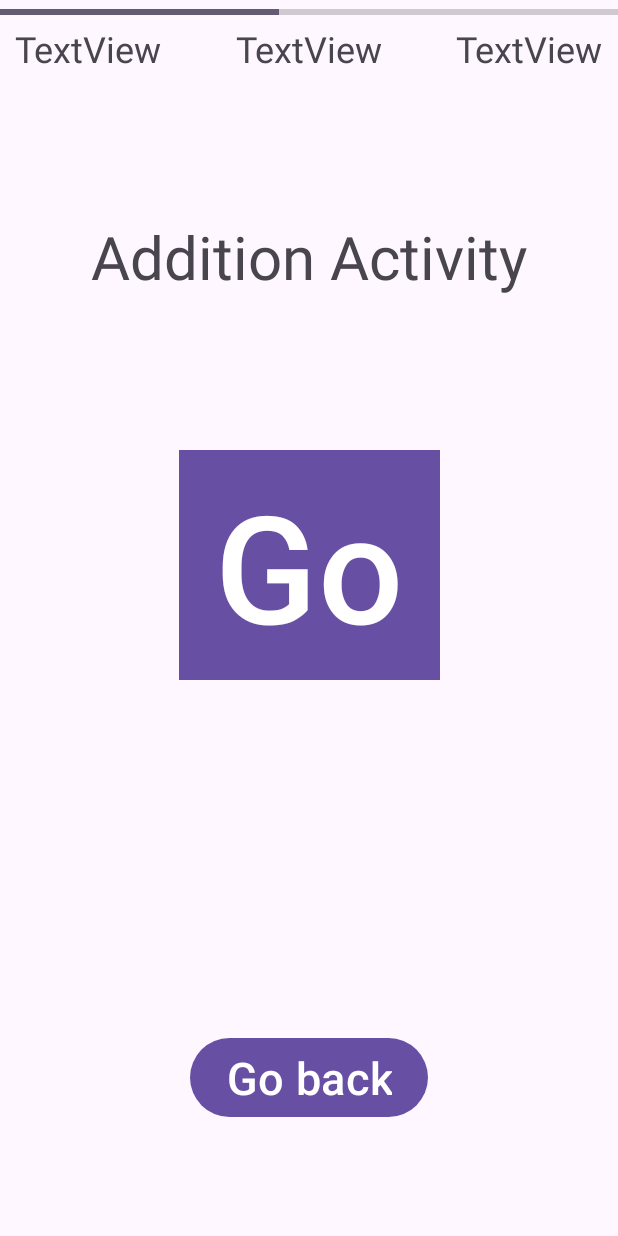
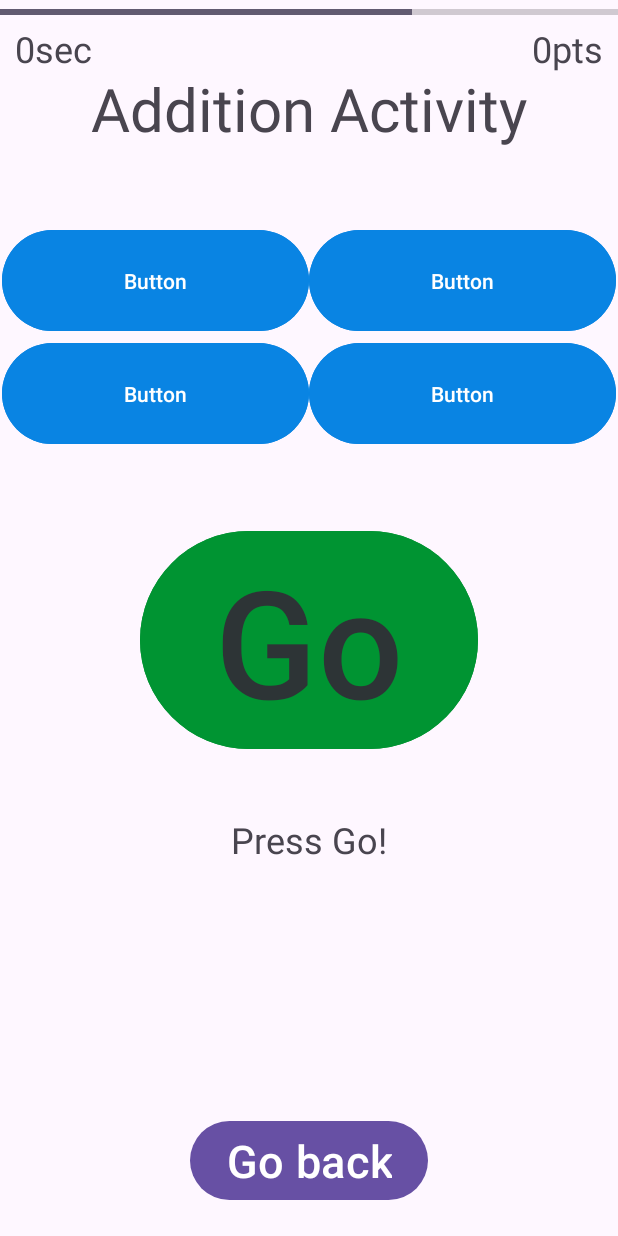
Before and after one commit to Marcelo916/ArithmeticForKids, an Android app: the Addition screen opened directly, with no data from a screen before it, on a phone screen of 412 x 824 dp. Run offline under Robolectric (Android 15) with nearby library versions, the light colour scheme and no system bars.

Commit message:
The addition class is working now.

```diff
--- a/app/src/main/java/com/example/arithmeticforkids/Addition.java
+++ b/app/src/main/java/com/example/arithmeticforkids/Addition.java
@@ -1,9 +1,16 @@
 package com.example.arithmeticforkids;
 
+import android.annotation.SuppressLint;
 import android.content.Context;
 import android.content.Intent;
 import android.os.Bundle;
+import android.os.CountDownTimer;
+import android.os.Handler;
 import android.view.View;
+import android.widget.Button;
+import android.widget.ProgressBar;
+import android.widget.TextView;
+import android.widget.Toast;
 
 import androidx.appcompat.app.AppCompatActivity;
 
@@ -12,13 +19,94 @@ import com.example.arithmeticforkids.databinding.ActivityAdditionBinding;
 
 
 public class Addition extends AppCompatActivity {
+    ActivityAdditionBinding binding;
 
-    ActivityAdditionBinding binding;
+    Button goButton, answerA, answerB, answerC, answerD;
+    TextView left, right, middle, bottom;
+    ProgressBar timer;
+
+    Game game = new Game();
+    int secondsRemaining = 30;
+
+    CountDownTimer clock = new CountDownTimer(30000, 1000) {
+        @Override
+        public void onTick(long millisUntilFinished) {
+            secondsRemaining--;
+            left.setText(Integer.toString(secondsRemaining) + "sec");
+            timer.setProgress(30 - secondsRemaining);
+
+        }
+
+        @Override
+        public void onFinish() {
+            answerA.setEnabled(false);
+            answerB.setEnabled(false);
+            answerC.setEnabled(false);
+            answerD.setEnabled(false);
+            bottom.setText("Time is up!" + game.getCorrect() + "/" + (game.getTotalQuestions() - 1));
+
+        }
+    };
+
+
     @Override
     protected void onCreate(Bundle savedInstanceState) {
         super.onCreate(savedInstanceState);
         binding = ActivityAdditionBinding.inflate(getLayoutInflater());
         setContentView(binding.getRoot());
+
+        goButton = findViewById(R.id.startAction);
+        answerA = findViewById(R.id.answerA);
+        answerB = findViewById(R.id.answerB);
+        answerC = findViewById(R.id.answerC);
+        answerD = findViewById(R.id.answerD);
+
+        timer = findViewById(R.id.progressBarAddition);
+
+        left = findViewById(R.id.textViewLeft);
+        right = findViewById(R.id.textViewRight);
+        middle = findViewById(R.id.textViewMiddle);
+        bottom = findViewById(R.id.notificationDisplay);
+
+        left.setText("0sec");
+        middle.setText("");
+        right.setText("0pts");
+        bottom.setText("Press Go!");
+
+
+        View.OnClickListener startButtonClickLister = new View.OnClickListener() {
+            @Override
+            public void onClick(View v) {
+                Button start_button = (Button) v;
+
+                secondsRemaining = 30;
+                game = new Game();
+                nextTurn();
+                clock.start();
+
+            }
+        };
+
+        View.OnClickListener answerClickListener = new View.OnClickListener() {
+            @Override
+            public void onClick(View v) {
+                Button buttonClicked = (Button) v;
+
+                int answerSelected = Integer.parseInt(buttonClicked.getText().toString());
+
+                game.checkAnswer(answerSelected);
+                right.setText(Integer.toString(game.getScore()) + "pts");
+                nextTurn();
+
+            }
+        };
+
+        goButton.setOnClickListener(startButtonClickLister);
+
+        answerA.setOnClickListener(answerClickListener);
+        answerB.setOnClickListener(answerClickListener);
+        answerC.setOnClickListener(answerClickListener);
+        answerD.setOnClickListener(answerClickListener);
 
         binding.goBackButton.setOnClickListener(new View.OnClickListener() {
             @Override
@@ -32,10 +120,27 @@ public class Addition extends AppCompatActivity {
 
     }
 
+    public void nextTurn() {
+        game.newQuestion();
+        int [] answer = game.getCurrentQuestion().getStoredNumbers();
+
+        answerA.setText(Integer.toString(answer[0]));
+        answerB.setText(Integer.toString(answer[1]));
+        answerC.setText(Integer.toString(answer[2]));
+        answerD.setText(Integer.toString(answer[3]));
+
+        answerA.setEnabled(true);
+        answerB.setEnabled(true);
+        answerC.setEnabled(true);
+        answerD.setEnabled(true);
+
+        middle.setText(game.getCurrentQuestion().getUserPrompt());
+        bottom.setText(game.getCorrect() + "/" + (game.getTotalQuestions() - 1));
+    }
+
     public static Intent additionFactory(Context context) {
         Intent intent = new Intent(context, Addition.class);
         return intent;
     }
 
-
 }
--- /dev/null
+++ b/app/src/main/java/com/example/arithmeticforkids/Game.java
@@ -0,0 +1,92 @@
+package com.example.arithmeticforkids;
+
+import java.util.ArrayList;
+import java.util.List;
+
+public class Game {
+    private List<Question> questions;
+    private int correct;
+    private int incorrect;
+    private int totalQuestions;
+    private int score;
+    private Question currentQuestion;
+
+    public Game() {
+        correct = 0;
+        incorrect = 0;
+        totalQuestions = 0;
+        score = 0;
+        currentQuestion = new Question(10);
+        questions = new ArrayList<Question>();
+
+    }
+
+    public void newQuestion() {
+        currentQuestion = new Question(totalQuestions * 2 + 5);
+        totalQuestions++;
+        questions.add(currentQuestion);
+
+    }
+
+    public boolean checkAnswer(int submittedAnswer) {
+        boolean isCorrect;
+        if(currentQuestion.getSum() == submittedAnswer) {
+            correct++;
+            isCorrect = true;
+        } else {
+            incorrect++;
+            isCorrect = false;
+        }
+        score = correct * 10 - incorrect * 10;
+        return isCorrect;
+    }
+
+
+    public List<Question> getQuestions() {
+        return questions;
+    }
+
+    public void setQuestions(List<Question> questions) {
+        this.questions = questions;
+    }
+
+    public int getCorrect() {
+        return correct;
+    }
+
+    public void setCorrect(int correct) {
+        this.correct = correct;
+    }
+
+    public int getIncorrect() {
+        return incorrect;
+    }
+
+    public void setIncorrect(int incorrect) {
+        this.incorrect = incorrect;
+    }
+
+    public int getTotalQuestions() {
+        return totalQuestions;
+    }
+
+    public void setTotalQuestions(int totalQuestions) {
+        this.totalQuestions = totalQuestions;
+    }
+
+    public int getScore() {
+        return score;
+    }
+
+    public void setScore(int score) {
+        this.score = score;
+    }
+
+    public Question getCurrentQuestion() {
+        return currentQuestion;
+    }
+
+    public void setCurrentQuestion(Question currentQuestion) {
+        this.currentQuestion = currentQuestion;
+    }
+}
--- /dev/null
+++ b/app/src/main/java/com/example/arithmeticforkids/Question.java
@@ -0,0 +1,106 @@
+package com.example.arithmeticforkids;
+
+import java.util.Random;
+
+public class Question {
+
+    private int firstNumber;
+    private int secondNumber;
+    private int sum;
+    private int[] storedNumbers;
+    private int answerIndex;
+    private int maxLimit;
+    private String userPrompt;
+
+    public Question(int maxLimit) {
+        this.maxLimit = maxLimit;
+        Random randomNumber = new Random();
+
+        this.firstNumber = randomNumber.nextInt(maxLimit);
+        this.secondNumber = randomNumber.nextInt(maxLimit);
+        this.sum = this.firstNumber + this.secondNumber;
+        this.userPrompt = firstNumber + " + " + secondNumber + " = ";
+
+        this.answerIndex = randomNumber.nextInt(4);
+
+        this.storedNumbers = new int[]{0, 1, 2, 3};
+
+        this.storedNumbers[0] = sum + 1;
+        this.storedNumbers[1] = sum + 7;
+        this.storedNumbers[2] = sum - 2;
+        this.storedNumbers[3] = sum - 5;
+
+        this.storedNumbers = restoredNumbers(this.storedNumbers);
+
+        storedNumbers[answerIndex] = sum;
+    }
+
+    private int[] restoredNumbers(int[] array) {
+        int index, temp;
+        Random numberGenerator = new Random();
+
+        for (int i = array.length - 1; i > 0; i--) {
+            index = numberGenerator.nextInt(i + 1);
+            temp = array[index];
+            array[index] = array[i];
+            array[i] = temp;
+        }
+        return array;
+    }
+
+    public int getFirstNumber() {
+        return firstNumber;
+    }
+
+    public void setFirstNumber(int firstNumber) {
+        this.firstNumber = firstNumber;
+    }
+
+    public int getSecondNumber() {
+        return secondNumber;
+    }
+
+    public void setSecondNumber(int secondNumber) {
+        this.secondNumber = secondNumber;
+    }
+
+    public int getSum() {
+        return sum;
+    }
+
+    public void setSum(int sum) {
+        this.sum = sum;
+    }
+
+    public int[] getStoredNumbers() {
+        return storedNumbers;
+    }
+
+    public void setStoredNumbers(int[] storedNumbers) {
+        this.storedNumbers = storedNumbers;
+    }
+
+    public int getAnswerIndex() {
+        return answerIndex;
+    }
+
+    public void setAnswerIndex(int answerIndex) {
+        this.answerIndex = answerIndex;
+    }
+
+    public int getMaxLimit() {
+        return maxLimit;
+    }
+
+    public void setMaxLimit(int maxLimit) {
+        this.maxLimit = maxLimit;
+    }
+
+    public String getUserPrompt() {
+        return userPrompt;
+    }
+
+    public void setUserPrompt(String userPrompt) {
+        this.userPrompt = userPrompt;
+    }
+}
--- a/app/src/main/res/layout/activity_addition.xml
+++ b/app/src/main/res/layout/activity_addition.xml
@@ -11,7 +11,7 @@
         android:id="@+id/additionActivity"
         android:layout_width="wrap_content"
         android:layout_height="wrap_content"
-        android:layout_marginTop="144dp"
+        android:layout_marginTop="45dp"
         android:gravity="center"
         android:text="Addition Activity"
         android:textSize="40sp"
@@ -22,9 +22,10 @@
 
     <Button
         android:id="@+id/startAction"
-        android:layout_width="wrap_content"
+        android:layout_width="225dp"
         android:layout_height="wrap_content"
-        android:layout_marginTop="300dp"
+        android:layout_marginTop="350dp"
+        android:textColor="@color/gray"
         android:gravity="center"
         android:text="@string/go"
         android:textSize="100sp"
@@ -32,13 +33,13 @@
         app:layout_constraintHorizontal_bias="0.5"
         app:layout_constraintStart_toStartOf="parent"
         app:layout_constraintTop_toTopOf="parent"
-        android:background="@color/goButton"/>
+        android:backgroundTint="@color/goButton"/>
 
     <Button
         android:id="@+id/goBackButton"
         android:layout_width="wrap_content"
         android:layout_height="wrap_content"
-        android:layout_marginBottom="75dp"
+        android:layout_marginBottom="20dp"
         android:text="@string/go_back"
         android:textSize="30sp"
         app:layout_constraintBottom_toBottomOf="parent"
@@ -51,7 +52,8 @@
         style="?android:attr/progressBarStyleHorizontal"
         android:layout_width="0dp"
         android:layout_height="wrap_content"
-        android:progress="45"
+        android:max="30"
+        android:progress="20"
         app:layout_constraintEnd_toEndOf="parent"
         app:layout_constraintStart_toStartOf="parent"
         app:layout_constraintTop_toTopOf="parent" />
@@ -85,4 +87,77 @@
         app:layout_constraintEnd_toStartOf="@+id/textViewRight"
         app:layout_constraintStart_toEndOf="@+id/textViewLeft"
         app:layout_constraintTop_toBottomOf="@+id/progressBarAddition" />
+
+    <TableLayout
+        android:layout_width="409dp"
+        android:layout_height="175dp"
+        android:layout_marginStart="1dp"
+        android:layout_marginTop="100dp"
+        android:layout_marginEnd="1dp"
+        android:layout_marginBottom="75dp"
+        app:layout_constraintBottom_toTopOf="@+id/startAction"
+        app:layout_constraintEnd_toEndOf="parent"
+        app:layout_constraintStart_toStartOf="parent"
+        app:layout_constraintTop_toBottomOf="@+id/additionActivity">
+
+        <TableRow
+            android:layout_width="match_parent"
+            android:layout_height="match_parent" >
+
+            <Button
+                android:id="@+id/answerA"
+                android:layout_width="wrap_content"
+                android:layout_height="wrap_content"
+                android:backgroundTint="@color/marineBlue"
+                android:layout_weight="1"
+                android:height="75dp"
+                android:text="Button" />
+
+            <Button
+                android:id="@+id/answerB"
+                android:layout_width="wrap_content"
+                android:layout_height="wrap_content"
+                android:layout_weight="1"
+                android:backgroundTint="@color/marineBlue"
+                android:height="75dp"
+                android:text="Button" />
+        </TableRow>
+
+        <TableRow
+            android:layout_width="match_parent"
+            android:layout_height="match_parent" >
+
+            <Button
+                android:id="@+id/answerC"
+                android:layout_width="wrap_content"
+                android:layout_height="wrap_content"
+                android:layout_weight="1"
+                android:backgroundTint="@color/marineBlue"
+                android:height="75dp"
+                android:text="Button" />
+
+            <Button
+                android:id="@+id/answerD"
+                android:layout_width="wrap_content"
+                android:layout_height="wrap_content"
+                android:backgroundTint="@color/marineBlue"
+                android:layout_weight="1"
+                android:height="75dp"
+                android:text="Button" />
+        </TableRow>
+
+    </TableLayout>
+
+    <TextView
+        android:id="@+id/notificationDisplay"
+        android:layout_width="wrap_content"
+        android:layout_height="wrap_content"
+        android:layout_marginTop="5dp"
+        android:text="TextView"
+        android:textSize="24sp"
+        app:layout_constraintBottom_toTopOf="@+id/goBackButton"
+        app:layout_constraintEnd_toEndOf="parent"
+        app:layout_constraintStart_toStartOf="parent"
+        app:layout_constraintTop_toBottomOf="@+id/startAction"
+        app:layout_constraintVertical_bias="0.171" />
 </androidx.constraintlayout.widget.ConstraintLayout>
--- a/app/src/main/res/values/colors.xml
+++ b/app/src/main/res/values/colors.xml
@@ -2,5 +2,7 @@
 <resources>
     <color name="black">#FF000000</color>
     <color name="white">#FFFFFFFF</color>
-    <color name="goButton">#FF0BD051</color>
+    <color name="gray">#FF2d3436</color>
+    <color name="goButton">#FF009432</color>
+    <color name="marineBlue">#FF0984e3</color>
 </resources>
```
